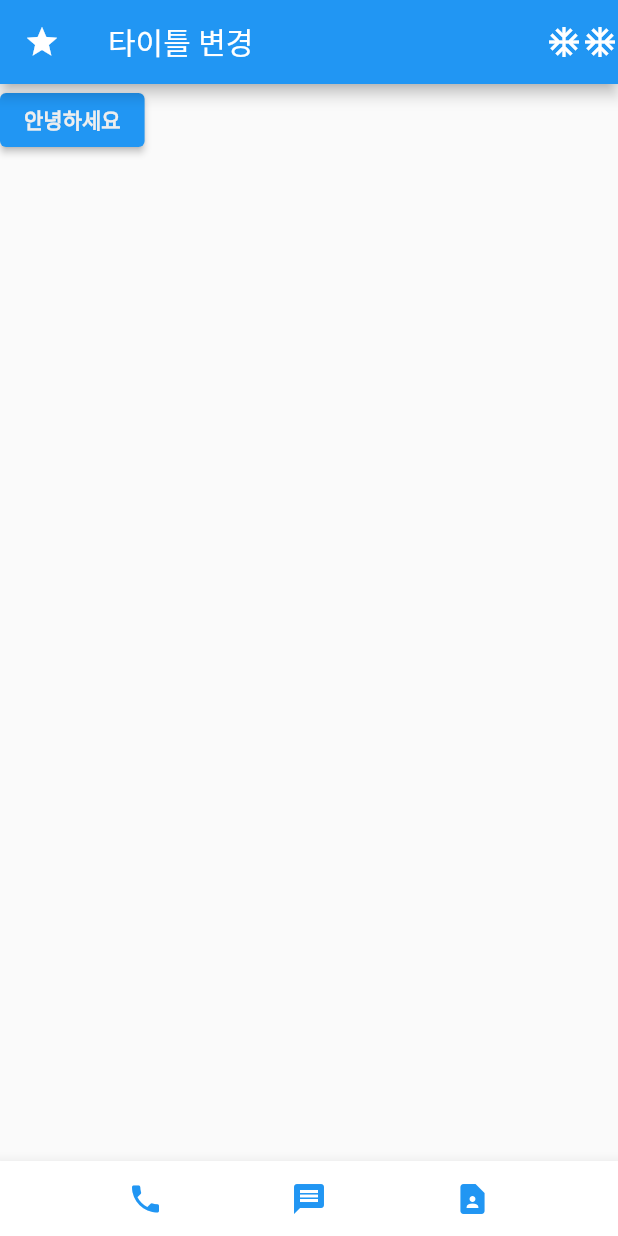
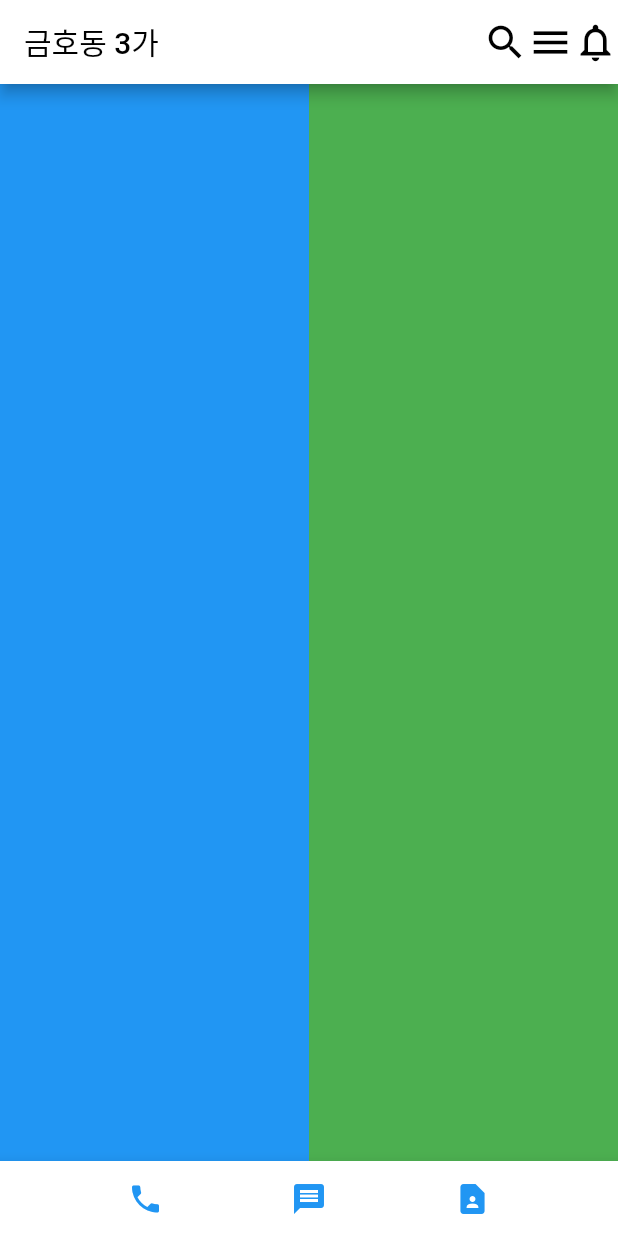
Before and after one commit to cks3066/Flutter_Contact, a Flutter app: the screen it shows after launch, on a phone screen of 412 x 824 dp. Run offline on Flutter 3.47's test engine with Material 2 defaults, Android fonts, the phone set to English and light mode, and no system bars.

Commit message:
feat: Flexible 이용

```diff
--- a/lib/main.dart
+++ b/lib/main.dart
@@ -9,24 +9,31 @@ class MyApp extends StatelessWidget {
 
   @override
   Widget build(BuildContext context) {
-
     return MaterialApp(
       home: Scaffold(
         appBar: AppBar(
-          title: Text("타이틀 변경"),
-          leading: Icon(Icons.star),
+          title: Text("금호동 3가",
+            style: TextStyle(
+              color: Colors.black,
+            ),),
           actions: const [
-            Icon(Icons.ac_unit_outlined),
-            Icon(Icons.ac_unit_outlined),
-          ],),
-        body: SizedBox(
-          child: ElevatedButton(
-            child: Text("안녕하세요",
-              style: TextStyle(
-                  color: Color(0xffeeeeee),
-                  fontWeight: FontWeight.w600),
-          ),
-            onPressed: (){}),
+            Icon(Icons.search,
+              color: Colors.black,
+              size: 30.0,),
+            Icon(Icons.menu,
+              color: Colors.black,
+              size: 30.0,),
+            Icon(Icons.notifications_none_outlined,
+              color: Colors.black,
+              size: 30.0,),
+          ],
+          backgroundColor: Colors.white,
+        ),
+        body: Row(
+          children: [
+            Flexible(child: Container(color: Colors.blue), flex: 5,),
+            Flexible(child: Container(color: Colors.green), flex: 5,)
+          ],
         ),
         bottomNavigationBar: BottomAppBar(
           child: SizedBox(
```
